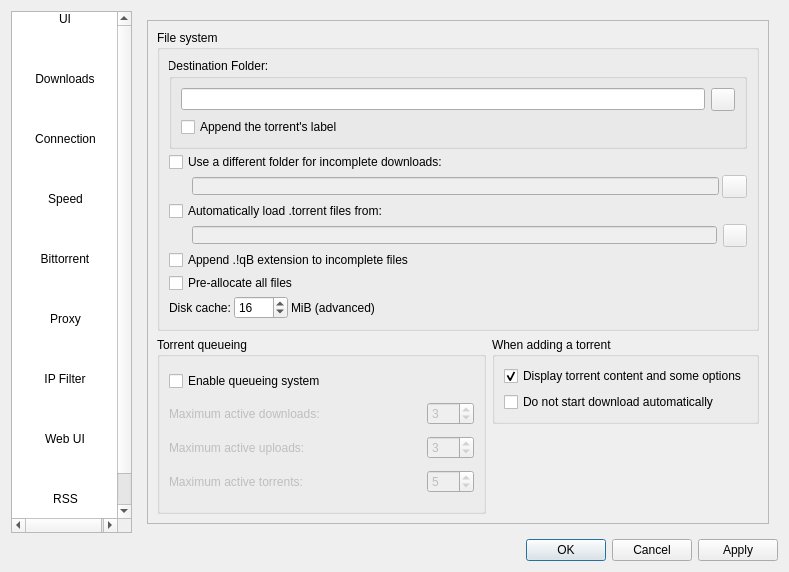
Above: src/ui/options.ui from SysAdminDoc/qBittorrent-Vanced before the change. Below: the same form after it.
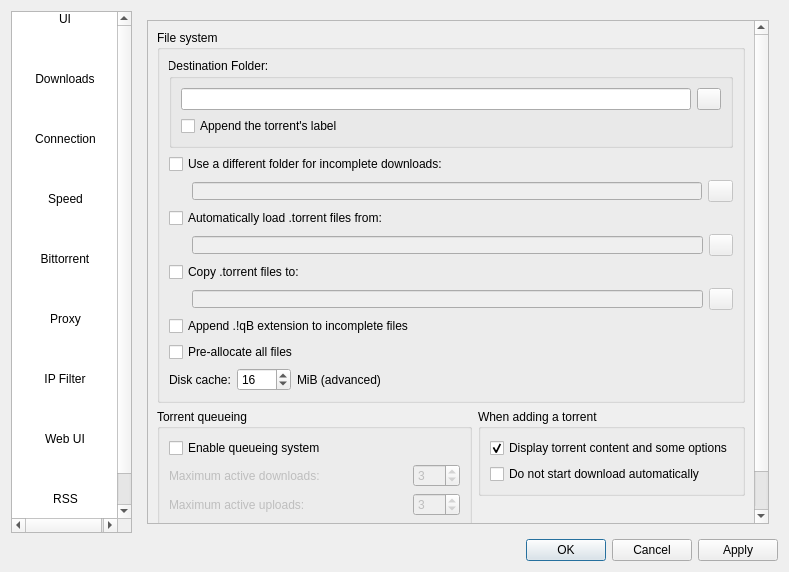
That is the form after the change. The open tabs and pages were chosen to show the change. Icons and pictures are not drawn.

Commit message: FEATURE: Torrent files can be exported to a given directory BUGFIX: Fix crash when double-clicking on a torrent that has no metadata to open its save path

Diff of the .ui file:
```diff
--- a/src/ui/options.ui
+++ b/src/ui/options.ui
@@ -629,7 +629,7 @@
               <x>0</x>
               <y>0</y>
               <width>644</width>
-              <height>504</height>
+              <height>583</height>
              </rect>
             </property>
             <layout class="QVBoxLayout" name="verticalLayout_17">
@@ -645,9 +645,6 @@
                 <string>File system</string>
                </property>
                <layout class="QVBoxLayout" name="verticalLayout_12">
-                <property name="spacing">
-                 <number>3</number>
-                </property>
                 <item>
                  <widget class="QGroupBox" name="groupBox_3">
                   <property name="styleSheet">
@@ -811,6 +808,52 @@
                   </item>
                  </layout>
                 </item>
+                <item>
+                 <widget class="QCheckBox" name="checkExportDir">
+                  <property name="text">
+                   <string>Copy .torrent files to:</string>
+                  </property>
+                 </widget>
+                </item>
+                <item>
+                 <layout class="QHBoxLayout" name="horizontalLayout_15">
+                  <item>
+                   <widget class="QLineEdit" name="textExportDir">
+                    <property name="enabled">
+                     <bool>false</bool>
+                    </property>
+                    <property name="styleSheet">
+                     <string>QLineEdit {
+  margin-left: 23px;
+}</string>
+                    </property>
+                   </widget>
+                  </item>
+                  <item>
+                   <widget class="QToolButton" name="browseExportDirButton">
+                    <property name="enabled">
+                     <bool>false</bool>
+                    </property>
+                    <property name="minimumSize">
+                     <size>
+                      <width>22</width>
+                      <height>22</height>
+                     </size>
+                    </property>
+                    <property name="maximumSize">
+                     <size>
+                      <width>25</width>
+                      <height>27</height>
+                     </size>
+                    </property>
+                    <property name="icon">
+                     <iconset resource="../icons.qrc">
+                      <normaloff>:/Icons/oxygen/browse.png</normaloff>:/Icons/oxygen/browse.png</iconset>
+                    </property>
+                   </widget>
+                  </item>
+                 </layout>
+                </item>
                 <item>
                  <widget class="QCheckBox" name="checkAppendqB">
                   <property name="text">
```
Left out of the diff: 12 changed lines with no effect on the pictures. The commit also changes 8 other files.
